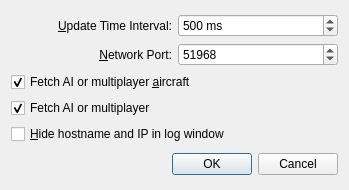
albar965/littlenavconnect, file optionsdialog.ui: the form before one commit.
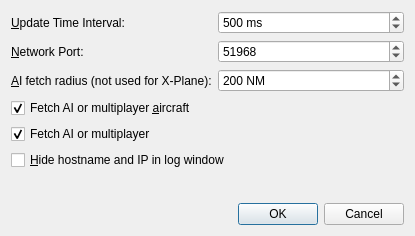
The form after the commit.

Commit message: Added option to configure AI fetch radius for MS simulators. albar965/littlenavmap#550

```diff
--- a/optionsdialog.ui
+++ b/optionsdialog.ui
@@ -6,8 +6,8 @@
    <rect>
     <x>0</x>
     <y>0</y>
-    <width>349</width>
-    <height>190</height>
+    <width>415</width>
+    <height>236</height>
    </rect>
   </property>
   <property name="windowTitle">
@@ -16,22 +16,6 @@
   <layout class="QVBoxLayout" name="verticalLayout">
    <item>
     <layout class="QGridLayout" name="gridLayout">
-     <item row="2" column="0" colspan="2">
-      <widget class="QCheckBox" name="checkBoxFetchAiAircraft">
-       <property name="toolTip">
-        <string>Deselect to disable fetching and transmission of AI or multiplayer aircraft</string>
-       </property>
-       <property name="statusTip">
-        <string>Deselect to disable fetching and transmission of AI or multiplayer aircraft</string>
-       </property>
-       <property name="text">
-        <string>Fetch AI or multiplayer &amp;aircraft</string>
-       </property>
-       <property name="checked">
-        <bool>true</bool>
-       </property>
-      </widget>
-     </item>
      <item row="0" column="1">
       <widget class="QSpinBox" name="spinBoxOptionsUpdateRate">
        <property name="toolTip">
@@ -58,7 +42,33 @@
        </property>
       </widget>
      </item>
-     <item row="4" column="0" colspan="2">
+     <item row="1" column="0">
+      <widget class="QLabel" name="labelOptionsPort">
+       <property name="text">
+        <string>&amp;Network Port:</string>
+       </property>
+       <property name="buddy">
+        <cstring>spinBoxOptionsPort</cstring>
+       </property>
+      </widget>
+     </item>
+     <item row="3" column="0" colspan="2">
+      <widget class="QCheckBox" name="checkBoxFetchAiAircraft">
+       <property name="toolTip">
+        <string>Deselect to disable fetching and transmission of AI or multiplayer aircraft</string>
+       </property>
+       <property name="statusTip">
+        <string>Deselect to disable fetching and transmission of AI or multiplayer aircraft</string>
+       </property>
+       <property name="text">
+        <string>Fetch AI or multiplayer &amp;aircraft</string>
+       </property>
+       <property name="checked">
+        <bool>true</bool>
+       </property>
+      </widget>
+     </item>
+     <item row="5" column="0" colspan="2">
       <widget class="QCheckBox" name="checkBoxHideHostname">
        <property name="toolTip">
         <string>Select this if you do not want to reveal your hostname or IP address in the log window.
@@ -72,32 +82,6 @@
        </property>
       </widget>
      </item>
-     <item row="1" column="0">
-      <widget class="QLabel" name="labelOptionsPort">
-       <property name="text">
-        <string>&amp;Network Port:</string>
-       </property>
-       <property name="alignment">
-        <set>Qt::AlignRight|Qt::AlignTrailing|Qt::AlignVCenter</set>
-       </property>
-       <property name="buddy">
-        <cstring>spinBoxOptionsPort</cstring>
-       </property>
-      </widget>
-     </item>
-     <item row="0" column="0">
-      <widget class="QLabel" name="labelOptionsUpdateRate">
-       <property name="text">
-        <string>&amp;Update Time Interval:</string>
-       </property>
-       <property name="alignment">
-        <set>Qt::AlignRight|Qt::AlignTrailing|Qt::AlignVCenter</set>
-       </property>
-       <property name="buddy">
-        <cstring>spinBoxOptionsUpdateRate</cstring>
-       </property>
-      </widget>
-     </item>
      <item row="1" column="1">
       <widget class="QSpinBox" name="spinBoxOptionsPort">
        <property name="toolTip">
@@ -119,7 +103,17 @@
        </property>
       </widget>
      </item>
-     <item row="3" column="0" colspan="2">
+     <item row="2" column="0">
+      <widget class="QLabel" name="labelConnectAiFetchRadius">
+       <property name="text">
+        <string>&amp;AI fetch radius (not used for X-Plane):</string>
+       </property>
+       <property name="buddy">
+        <cstring>spinBoxOptionsAiFetchRadius</cstring>
+       </property>
+      </widget>
+     </item>
+     <item row="4" column="0" colspan="2">
       <widget class="QCheckBox" name="checkBoxFetchAiShip">
        <property name="toolTip">
         <string>Deselect to disable fetching and transmission of AI or multiplayer ships. This option does not apply to X-Plane.</string>
@@ -135,8 +129,55 @@
        </property>
       </widget>
      </item>
+     <item row="2" column="1">
+      <widget class="QSpinBox" name="spinBoxOptionsAiFetchRadius">
+       <property name="toolTip">
+        <string>Changes the radius around the user aircraft that is used to include AI or multiplayer aircraft.
+Using higher values with a lot of AI or multiplayer aircraft might induce stutters in the simulator.
+The unit is always nautical miles (1 NM equals to 1852 km).</string>
+       </property>
+       <property name="suffix">
+        <string> NM</string>
+       </property>
+       <property name="minimum">
+        <number>1</number>
+       </property>
+       <property name="maximum">
+        <number>10000</number>
+       </property>
+       <property name="singleStep">
+        <number>10</number>
+       </property>
+       <property name="value">
+        <number>200</number>
+       </property>
+      </widget>
+     </item>
+     <item row="0" column="0">
+      <widget class="QLabel" name="labelOptionsUpdateRate">
+       <property name="text">
+        <string>&amp;Update Time Interval:</string>
+       </property>
+       <property name="buddy">
+        <cstring>spinBoxOptionsUpdateRate</cstring>
+       </property>
+      </widget>
+     </item>
     </layout>
    </item>
+   <item>
+    <spacer name="verticalSpacer">
+     <property name="orientation">
+      <enum>Qt::Vertical</enum>
+     </property>
+     <property name="sizeHint" stdset="0">
+      <size>
+       <width>20</width>
+       <height>40</height>
+      </size>
+     </property>
+    </spacer>
+   </item>
    <item>
     <widget class="QDialogButtonBox" name="buttonBoxOptions">
      <property name="orientation">
```
Left out of the diff: 6 changed lines with no effect on the pictures. The commit also changes 4 other files.
